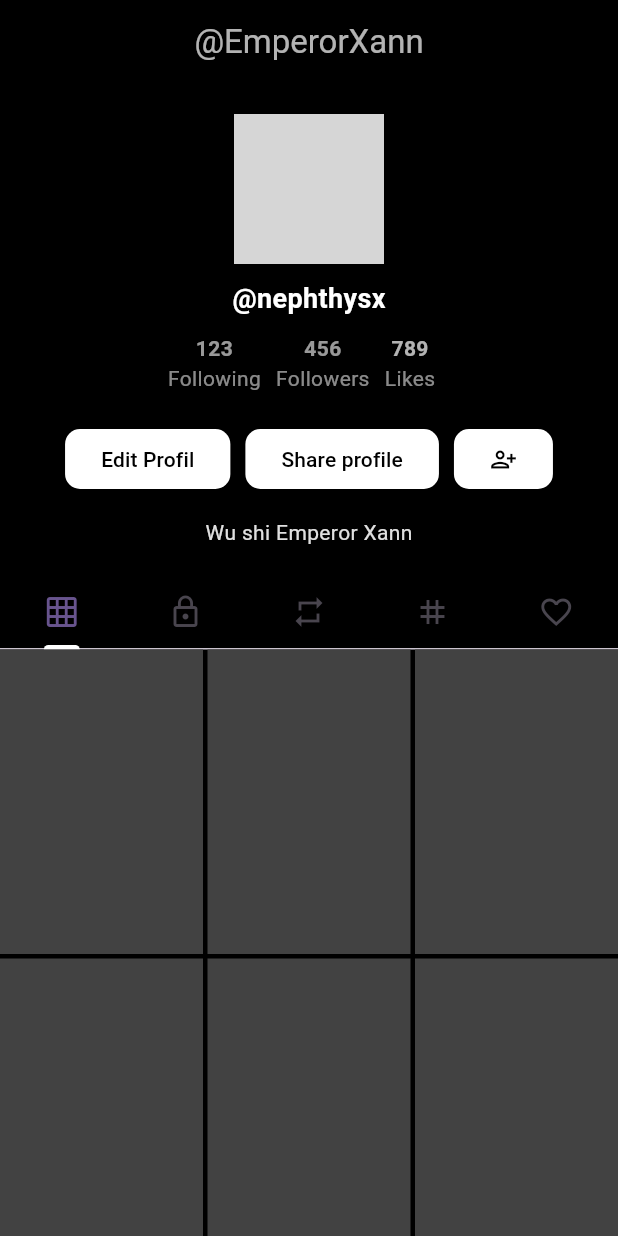
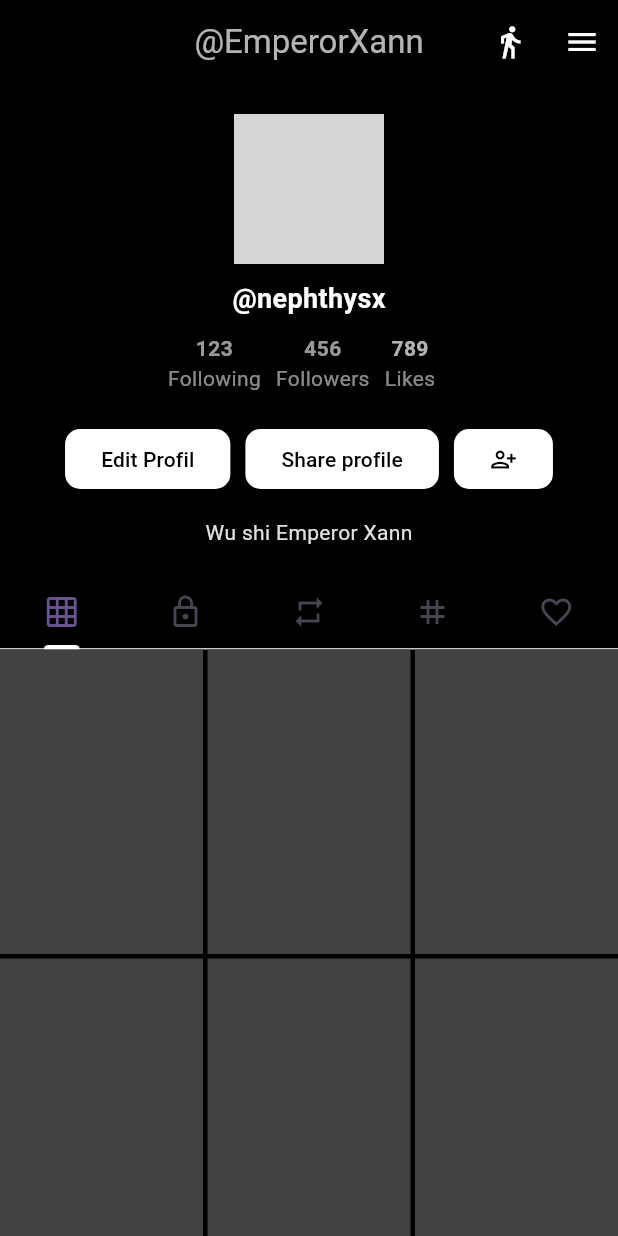
Before and after one commit to Pavelekaa11/fluttertiktokprofile, a Flutter app: the screen it shows after launch, on a phone screen of 412 x 824 dp. Run offline on Flutter 3.47's test engine with Material 3 defaults, Android fonts, the phone set to English and light mode, and no system bars; network calls fail; grey boxes are pictures that could not be loaded.

Commit message:
first commit

```diff
--- a/lib/screens/profile_screen.dart
+++ b/lib/screens/profile_screen.dart
@@ -10,6 +10,22 @@ class ProfileScreen extends StatelessWidget {
         title: Text('@EmperorXann', style: TextStyle(color: Colors.white70)),
         centerTitle: true,
         backgroundColor: Colors.black,
+        actions: [
+        IconButton(
+        icon: Icon(Icons.directions_walk_outlined, color: Colors.white),
+        onPressed: () {
+          // aksi jejak kaki
+          print('');
+        },
+        ),
+        IconButton(
+        icon: Icon(Icons.menu, color: Colors.white),
+        onPressed: () {
+          // aksi menu
+          print('');
+        },
+      ),
+    ],
       ),
       backgroundColor: Colors.black,
       body: SingleChildScrollView(
```
